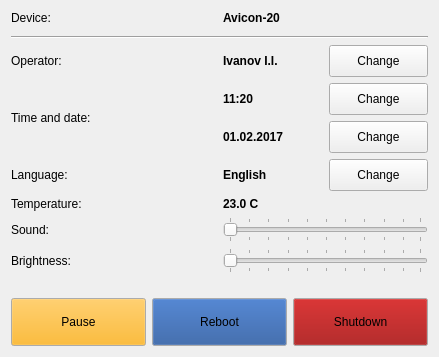
dmitry64/av20, file ui/systemwidget.ui: the form before one commit.
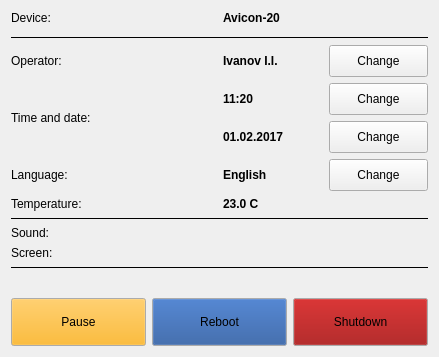
The form after the commit. Icons and pictures are not drawn. Custom widgets are drawn as their Qt base class.

What changed in the file:
```diff
--- a/ui/systemwidget.ui
+++ b/ui/systemwidget.ui
@@ -48,6 +48,9 @@
      </item>
      <item>
       <widget class="Line" name="line">
+       <property name="frameShadow">
+        <enum>QFrame::Plain</enum>
+       </property>
        <property name="orientation">
         <enum>Qt::Horizontal</enum>
        </property>
@@ -268,6 +271,16 @@
        </item>
       </layout>
      </item>
+     <item>
+      <widget class="Line" name="line_2">
+       <property name="frameShadow">
+        <enum>QFrame::Plain</enum>
+       </property>
+       <property name="orientation">
+        <enum>Qt::Horizontal</enum>
+       </property>
+      </widget>
+     </item>
      <item>
       <layout class="QHBoxLayout" name="horizontalLayout_11" stretch="1,1">
        <property name="bottomMargin">
@@ -281,12 +294,12 @@
         </widget>
        </item>
        <item>
-        <widget class="QSlider" name="horizontalSlider">
-         <property name="orientation">
-          <enum>Qt::Horizontal</enum>
-         </property>
-         <property name="tickPosition">
-          <enum>QSlider::TicksBothSides</enum>
+        <widget class="TouchSpinBox" name="soundWidget" native="true">
+         <property name="minimumSize">
+          <size>
+           <width>100</width>
+           <height>0</height>
+          </size>
          </property>
         </widget>
        </item>
@@ -300,22 +313,32 @@
        <item>
         <widget class="QLabel" name="label_13">
          <property name="text">
-          <string>Brightness:</string>
+          <string>Screen:</string>
          </property>
         </widget>
        </item>
        <item>
-        <widget class="QSlider" name="horizontalSlider_2">
-         <property name="orientation">
-          <enum>Qt::Horizontal</enum>
-         </property>
-         <property name="tickPosition">
-          <enum>QSlider::TicksBothSides</enum>
+        <widget class="TouchSpinBox" name="brightnessWidget" native="true">
+         <property name="minimumSize">
+          <size>
+           <width>100</width>
+           <height>0</height>
+          </size>
          </property>
         </widget>
        </item>
       </layout>
      </item>
+     <item>
+      <widget class="Line" name="line_3">
+       <property name="frameShadow">
+        <enum>QFrame::Plain</enum>
+       </property>
+       <property name="orientation">
+        <enum>Qt::Horizontal</enum>
+       </property>
+      </widget>
+     </item>
      <item>
       <spacer name="verticalSpacer">
        <property name="orientation">
@@ -517,6 +540,14 @@
    </item>
   </layout>
  </widget>
+ <customwidgets>
+  <customwidget>
+   <class>TouchSpinBox</class>
+   <extends>QWidget</extends>
+   <header>ui/controls/touchspinbox.h</header>
+   <container>1</container>
+  </customwidget>
+ </customwidgets>
  <resources>
   <include location="../resources.qrc"/>
  </resources>
```
Left out of the diff: 10 changed lines with no effect on the pictures.
